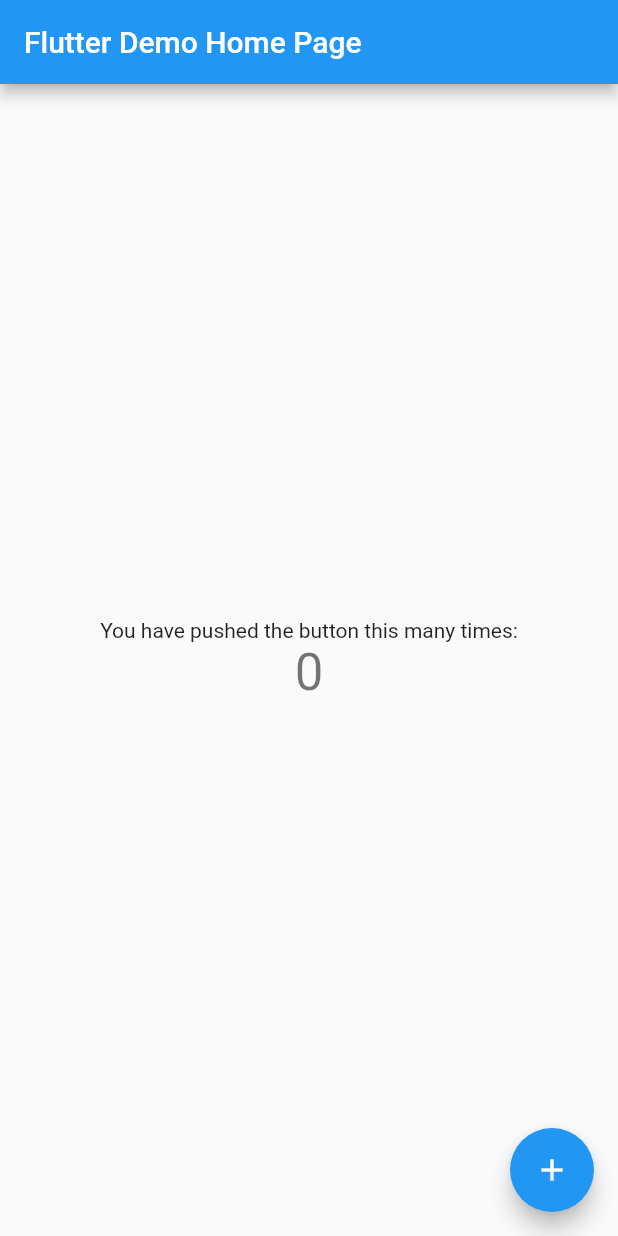
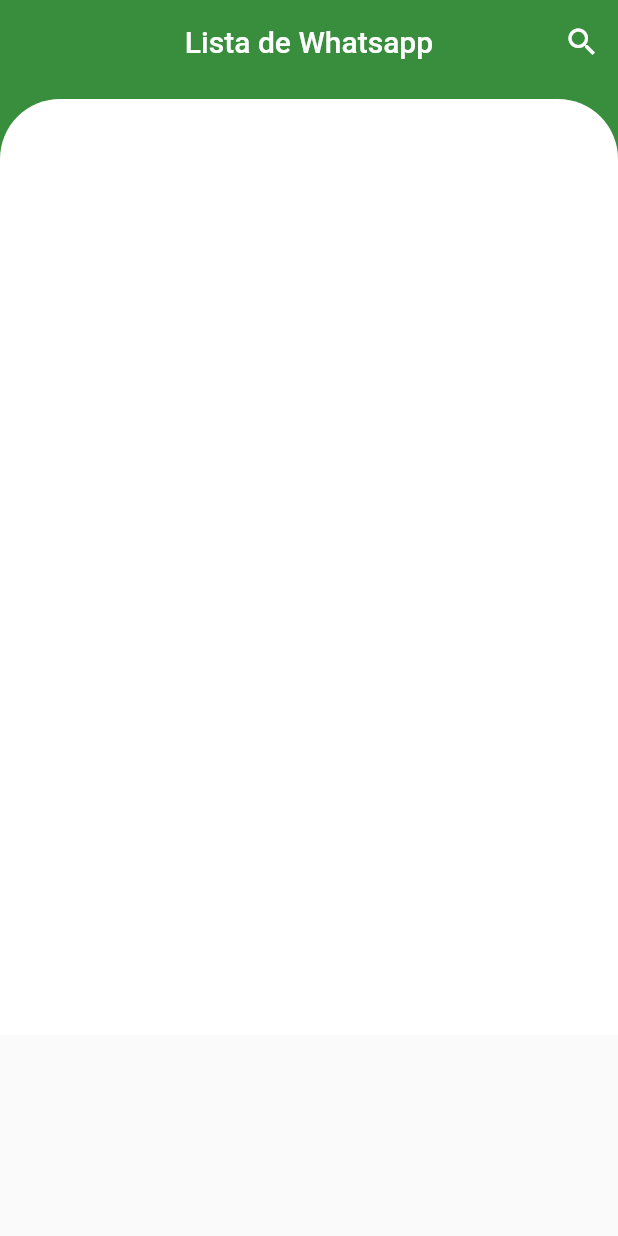
Before and after one commit to alaeners/flutter, a Flutter app: the screen it shows after launch, on a phone screen of 412 x 824 dp. Run offline on Flutter 3.47's test engine with Material 2 defaults, Android fonts, the phone set to English and light mode, and no system bars; missing offline and left inert: dart:html.

Commit message:
exercicio2
iniciado

```diff
--- a/ex2_listawhatsapp_alaene/lib/main.dart
+++ b/ex2_listawhatsapp_alaene/lib/main.dart
@@ -1,3 +1,5 @@
+import 'dart:html';
+
 import 'package:flutter/material.dart';
 
 void main() {
@@ -6,110 +8,78 @@ void main() {
 
 class MyApp extends StatelessWidget {
   const MyApp({Key? key}) : super(key: key);
-
-  // This widget is the root of your application.
   @override
   Widget build(BuildContext context) {
     return MaterialApp(
-      title: 'Flutter Demo',
+      title: 'Ex2: Lista de Whatsapp',
+      debugShowCheckedModeBanner: false,
       theme: ThemeData(
-        // This is the theme of your application.
-        //
-        // Try running your application with "flutter run". You'll see the
-        // application has a blue toolbar. Then, without quitting the app, try
-        // changing the primarySwatch below to Colors.green and then invoke
-        // "hot reload" (press "r" in the console where you ran "flutter run",
-        // or simply save your changes to "hot reload" in a Flutter IDE).
-        // Notice that the counter didn't reset back to zero; the application
-        // is not restarted.
-        primarySwatch: Colors.blue,
-      ),
-      home: const MyHomePage(title: 'Flutter Demo Home Page'),
+          colorScheme: ColorScheme.fromSwatch(primarySwatch: Colors.blue)
+              .copyWith(secondary: Colors.red)),
+      home: const MyHomePage(title: 'Lista de Whatsapp'),
     );
   }
 }
 
 class MyHomePage extends StatefulWidget {
   const MyHomePage({Key? key, required this.title}) : super(key: key);
-
-  // This widget is the home page of your application. It is stateful, meaning
-  // that it has a State object (defined below) that contains fields that affect
-  // how it looks.
-
-  // This class is the configuration for the state. It holds the values (in this
-  // case the title) provided by the parent (in this case the App widget) and
-  // used by the build method of the State. Fields in a Widget subclass are
-  // always marked "final".
-
   final String title;
-
   @override
   State<MyHomePage> createState() => _MyHomePageState();
 }
 
 class _MyHomePageState extends State<MyHomePage> {
-  int _counter = 0;
+  @override
+  Widget build(BuildContext context) {
+    return Scaffold(
+      appBar: AppBar(
+        title: Text(widget.title),
+        backgroundColor: Colors.green.shade700,
+        elevation: 0,
+        centerTitle: true,
+        actions: <Widget>[
+          Row(
+            mainAxisAlignment: MainAxisAlignment.spaceBetween,
+            children: <Widget>[
+              IconButton(onPressed: () {}, icon: const Icon(Icons.search))
+            ],
+          )
+        ],
+      ),
+      body: Column(
+        children: const <Widget>[
+          TopBar(),
+        ],
+      ),
+    );
+  }
+}
 
-  void _incrementCounter() {
-    setState(() {
-      // This call to setState tells the Flutter framework that something has
-      // changed in this State, which causes it to rerun the build method below
-      // so that the display can reflect the updated values. If we changed
-      // _counter without calling setState(), then the build method would not be
-      // called again, and so nothing would appear to happen.
-      _counter++;
-    });
-  }
+class TopBar extends StatelessWidget {
+  const TopBar({Key? key}) : super(key: key);
 
   @override
   Widget build(BuildContext context) {
-    // This method is rerun every time setState is called, for instance as done
-    // by the _incrementCounter method above.
-    //
-    // The Flutter framework has been optimized to make rerunning build methods
-    // fast, so that you can just rebuild anything that needs updating rather
-    // than having to individually change instances of widgets.
-    return Scaffold(
-      appBar: AppBar(
-        // Here we take the value from the MyHomePage object that was created by
-        // the App.build method, and use it to set our appbar title.
-        title: Text(widget.title),
-      ),
-      body: Center(
-        // Center is a layout widget. It takes a single child and positions it
-        // in the middle of the parent.
-        child: Column(
-          // Column is also a layout widget. It takes a list of children and
-          // arranges them vertically. By default, it sizes itself to fit its
-          // children horizontally, and tries to be as tall as its parent.
-          //
-          // Invoke "debug painting" (press "p" in the console, choose the
-          // "Toggle Debug Paint" action from the Flutter Inspector in Android
-          // Studio, or the "Toggle Debug Paint" command in Visual Studio Code)
-          // to see the wireframe for each widget.
-          //
-          // Column has various properties to control how it sizes itself and
-          // how it positions its children. Here we use mainAxisAlignment to
-          // center the children vertically; the main axis here is the vertical
-          // axis because Columns are vertical (the cross axis would be
-          // horizontal).
-          mainAxisAlignment: MainAxisAlignment.center,
-          children: <Widget>[
-            const Text(
-              'You have pushed the button this many times:',
-            ),
-            Text(
-              '$_counter',
-              style: Theme.of(context).textTheme.headline4,
-            ),
-          ],
+    return Stack(
+      children: [
+        Container(
+          height: 50,
+          alignment: Alignment.bottomCenter,
+          width: MediaQuery.of(context).size.width,
+          color: Colors.green.shade700,
         ),
-      ),
-      floatingActionButton: FloatingActionButton(
-        onPressed: _incrementCounter,
-        tooltip: 'Increment',
-        child: const Icon(Icons.add),
-      ), // This trailing comma makes auto-formatting nicer for build methods.
+        Padding(
+          padding: const EdgeInsets.only(top: 10.0),
+          child: Container(
+            decoration: const BoxDecoration(
+                borderRadius: BorderRadius.only(
+                    topLeft: Radius.circular(40),
+                    topRight: Radius.circular(40)),
+                color: Colors.white),
+            height: MediaQuery.of(context).size.height - 200,
+          ),
+        )
+      ],
     );
   }
 }
```
Also changed, not shown: 32 other files.
